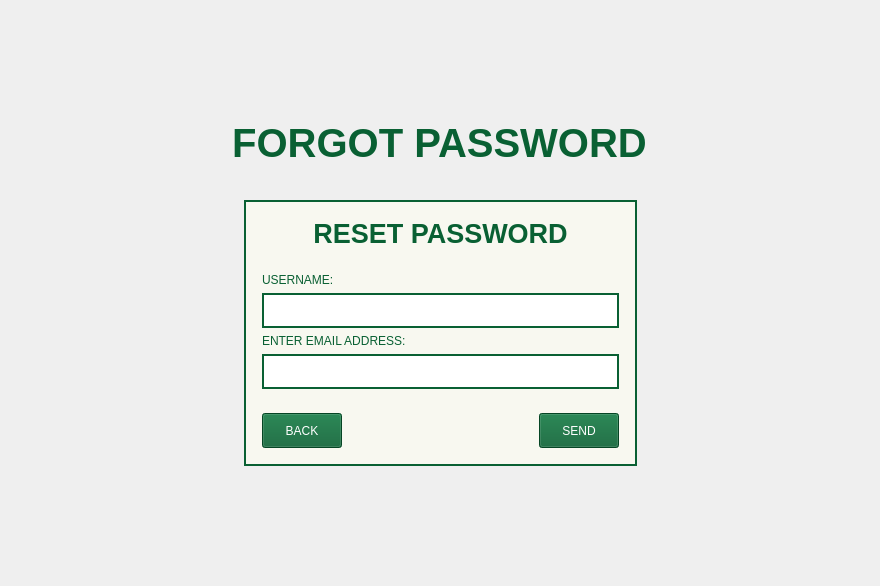
This is Screens/ForgotPass/ForgotPass.ui in Bideiro/Ranil_project_py as Qt 5 draws it before an edit. The edited form follows.
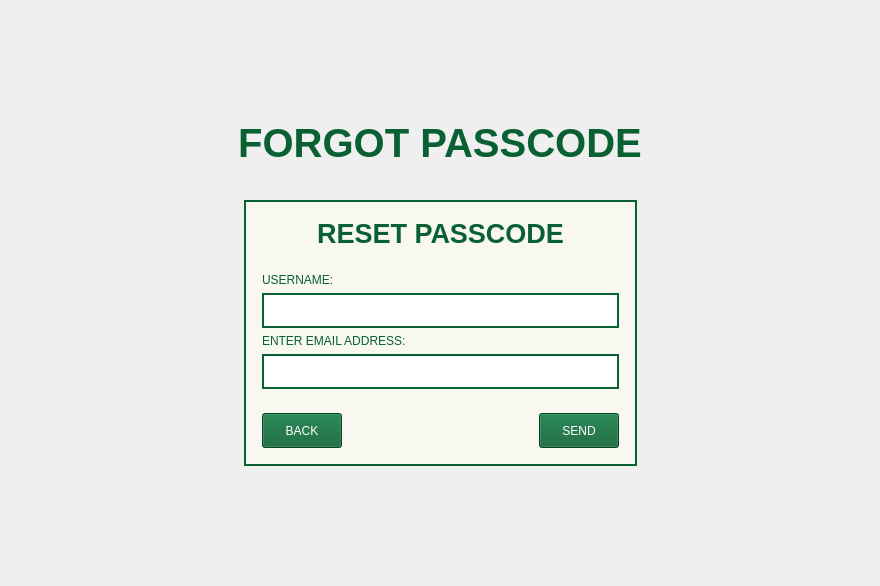
This is the edited form. Icons and pictures are not drawn.

```diff
--- a/Screens/ForgotPass/ForgotPass.ui
+++ b/Screens/ForgotPass/ForgotPass.ui
@@ -74,7 +74,7 @@
           <string notr="true">color: #096033;</string>
          </property>
          <property name="text">
-          <string>FORGOT PASSWORD</string>
+          <string>FORGOT PASSCODE</string>
          </property>
          <property name="alignment">
           <set>Qt::AlignCenter</set>
@@ -174,7 +174,7 @@
                 <string notr="true">color: #096033;</string>
                </property>
                <property name="text">
-                <string>RESET PASSWORD</string>
+                <string>RESET PASSCODE</string>
                </property>
                <property name="alignment">
                 <set>Qt::AlignCenter</set>
```
Left out of the diff: 4 changed lines with no effect on the pictures.
